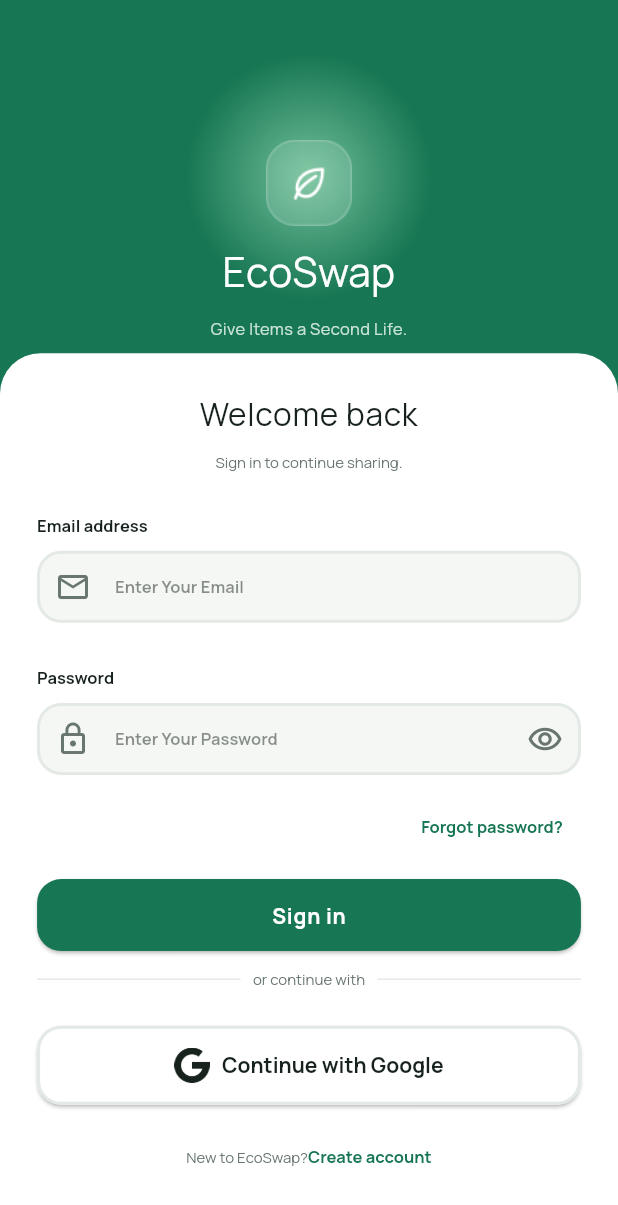
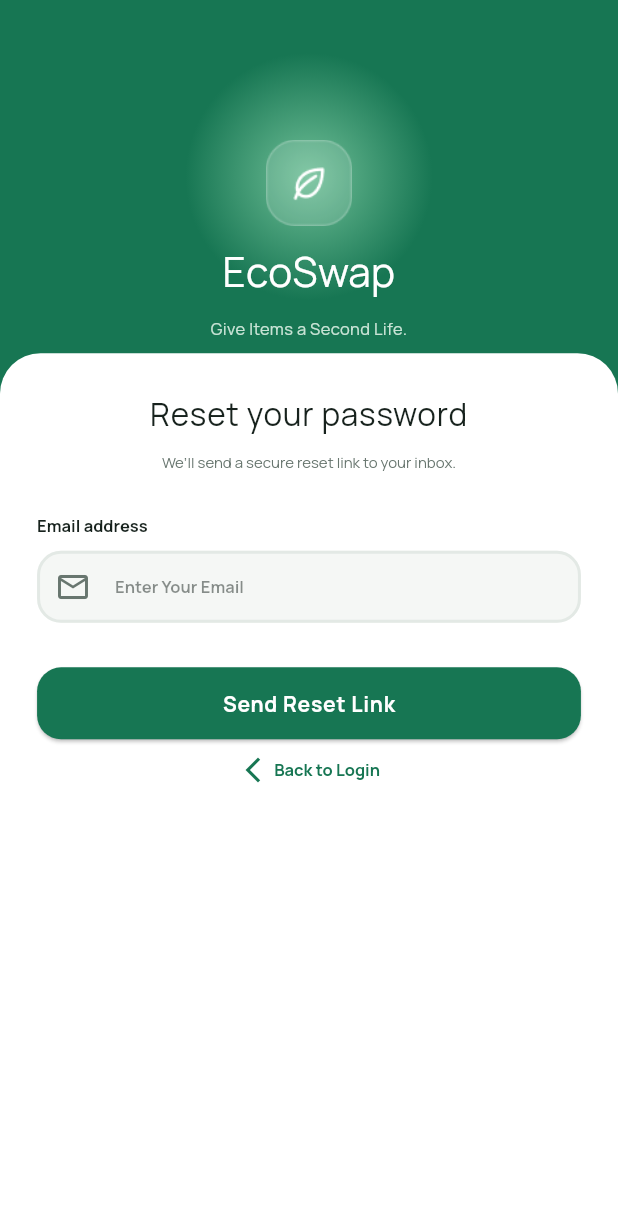
Before and after one commit to MariamWael411/Eco-Swap-App, a Flutter app: the LoginScreen screen opened by its route, after a tap on "Forgot password?", on a phone screen of 412 x 824 dp. Shown: the top 1205 px of the screen. Run offline on Flutter 3.47's test engine with Material 3 defaults, Android fonts, the phone set to English and light mode, and no system bars; our stand-ins replace bloc, flutter_bloc, google_fonts.

Commit message:
forget password screen ui

```diff
--- /dev/null
+++ b/lib/features/auth/forget_password/forget_pass_screen.dart
@@ -0,0 +1,109 @@
+import 'package:eco_swap_app/core/utils/app_colors.dart';
+import 'package:eco_swap_app/core/utils/app_route.dart';
+import 'package:eco_swap_app/features/auth/widget/custom_text_widget.dart';
+import 'package:eco_swap_app/features/auth/widget/top_container.dart';
+import 'package:eco_swap_app/features/common/widgets/custom_elevated_button.dart';
+import 'package:eco_swap_app/features/common/widgets/custom_text_form_feild.dart';
+import 'package:eco_swap_app/l10n/app_localizations.dart';
+import 'package:flutter/material.dart';
+import 'package:flutter_bloc/flutter_bloc.dart';
+
+import '../../../core/utils/app_config.dart';
+import '../../../cubit/theme_cubit.dart';
+
+class ForgetPassScreen extends StatelessWidget {
+  const ForgetPassScreen({super.key});
+
+  @override
+  Widget build(BuildContext context) {
+    var width = AppConfig.width(context);
+    var height = AppConfig.height(context);
+    final isDark = context.read<ThemeCubit>().isDark();
+    var theme = Theme.of(context);
+    var language = AppLocalizations.of(context)!;
+    return Scaffold(
+      backgroundColor: isDark
+          ? AppColors.primaryDarkColor
+          : AppColors.greenColor,
+      body: Column(
+        children: [
+          Expanded(flex: 2, child: TopContainer()),
+          Expanded(
+            flex: 5,
+
+            child: Container(
+              decoration: BoxDecoration(
+                color: isDark
+                    ? AppColors.transparentColor
+                    : AppColors.whiteColor,
+                borderRadius: BorderRadius.only(
+                  topLeft: Radius.circular(27),
+                  topRight: Radius.circular(27),
+                ),
+              ),
+              child: SingleChildScrollView(
+                child: Padding(
+                  padding: EdgeInsets.symmetric(
+                    horizontal: width * 0.06,
+                    vertical: height * 0.03,
+                  ),
+                  child: Column(
+                    spacing: height * 0.013,
+                    crossAxisAlignment: CrossAxisAlignment.stretch,
+                    children: [
+                      Text(
+                        language.reset_your_password,
+                        style: theme.textTheme.bodyLarge,
+                        textAlign: TextAlign.center,
+                      ),
+                      Text(
+                        language.we_will_send_a_secure_reset_link_to_your_inbox,
+                        style: theme.textTheme.displayMedium,
+                        textAlign: TextAlign.center,
+                      ),
+                      SizedBox(height: height * 0.01),
+                      CustomTextWidget(text: language.email_address),
+                      CustomTextFormFeild(
+                        hintText: language.enter_your_email,
+                        prefixIcon: Icon(Icons.email_outlined),
+                      ),
+                      SizedBox(height: height * 0.01),
+
+                      CustomElevatedButton(
+                        onClick: () {
+                          //todo reset pass
+                        },
+                        text: language.send_reset_link,
+                      ),
+                      InkWell(
+                        onTap: () {
+                          //todo navigate to login
+                          Navigator.of(context).pushNamed(AppRoute.login);
+                        },
+                        child: Row(
+                          spacing: width * 0.01,
+                          mainAxisAlignment: MainAxisAlignment.center,
+                          children: [
+                            Icon(
+                              Icons.arrow_back_ios_new,
+                              color: theme.colorScheme.primary,
+                              size: 20,
+                            ),
+                            Text(
+                              language.back_to_login,
+                              style: theme.textTheme.headlineLarge,
+                            ),
+                          ],
+                        ),
+                      ),
+                    ],
+                  ),
+                ),
+              ),
+            ),
+          ),
+        ],
+      ),
+    );
+  }
+}
--- a/lib/features/auth/login/login_screen.dart
+++ b/lib/features/auth/login/login_screen.dart
@@ -85,6 +85,8 @@ class LoginScreen extends StatelessWidget {
                           TextButton(
                             onPressed: () {
                               //todo Navigate to forget Pass
+                              Navigator.of(context).pushNamed(
+                                  AppRoute.forgetPass);
                             },
                             child: Text(
                               language.forgot_password,
--- a/lib/main.dart
+++ b/lib/main.dart
@@ -5,6 +5,7 @@ import 'package:eco_swap_app/core/utils/app_route.dart';
 import 'package:eco_swap_app/core/utils/app_theme.dart';
 import 'package:eco_swap_app/cubit/language_cubit.dart';
 import 'package:eco_swap_app/cubit/theme_cubit.dart';
+import 'package:eco_swap_app/features/auth/forget_password/forget_pass_screen.dart';
 import 'package:eco_swap_app/features/auth/login/login_screen.dart';
 import 'package:eco_swap_app/features/auth/register/register_screen.dart';
 import 'package:eco_swap_app/features/home/home_screen.dart';
@@ -48,7 +49,8 @@ class MyApp extends StatelessWidget {
                   AppRoute.home: (context) => HomeScreen(),
                   AppRoute.onBoarding: (context) => OnboardingScreen(),
                   AppRoute.login: (context) => LoginScreen(),
-                  AppRoute.register: (context) => RegisterScreen()
+                  AppRoute.register: (context) => RegisterScreen(),
+                  AppRoute.forgetPass: (context) => ForgetPassScreen()
 
                 },
               );
```
